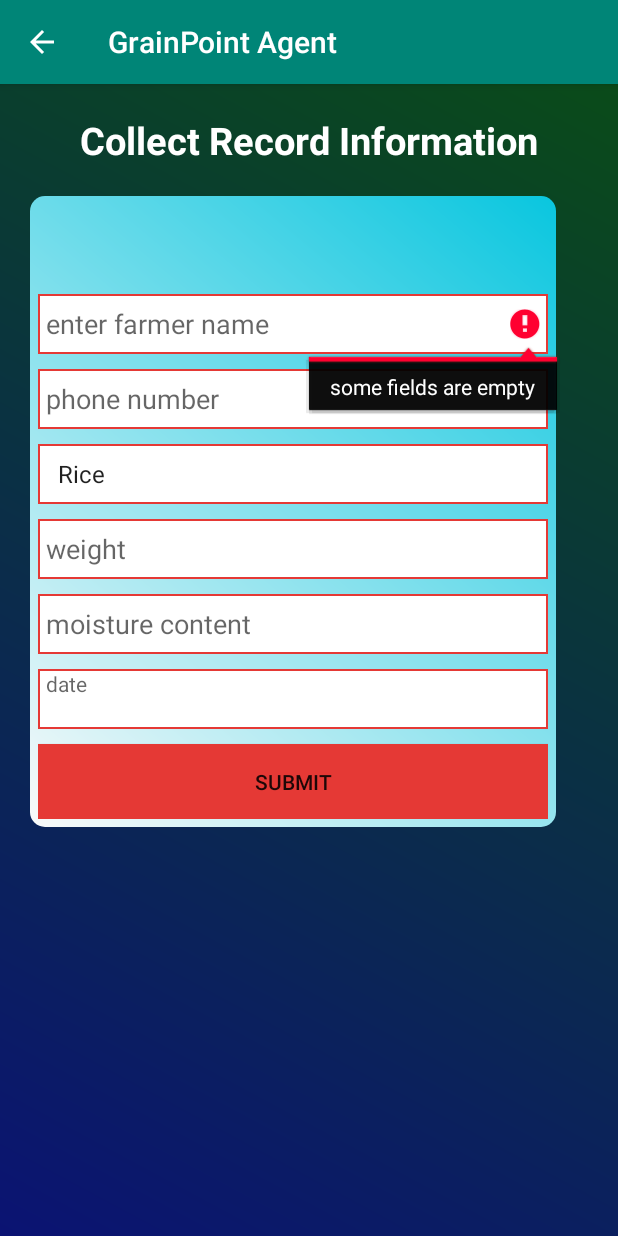
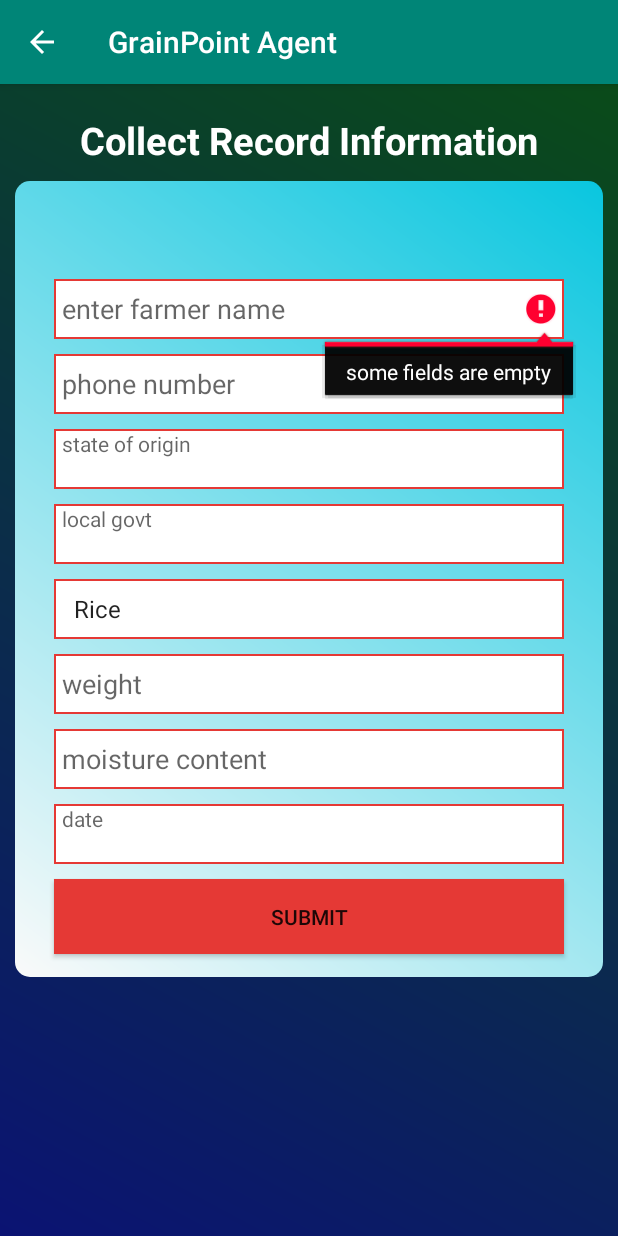
Before and after one commit to ImadeDami/Grain-Point, an Android app: the NewRecord screen opened directly, with no data from a screen before it, on a phone screen of 412 x 824 dp. Run offline under Robolectric (Android 15) with nearby library versions, the phone set to English and light mode, and no system bars; 1 statement that could not run was skipped.

Commit message:
Added state and lg to New Record

```diff
--- a/app/src/main/java/com/zeathon/grainpoint_agent/DataBHelper.java
+++ b/app/src/main/java/com/zeathon/grainpoint_agent/DataBHelper.java
@@ -14,14 +14,16 @@ import static com.zeathon.grainpoint_agent.DataBaseHelper.TABLE_NAME;
 
 public class DataBHelper extends SQLiteOpenHelper {
     public static final String TAG = "DataBHelper";
-    public static final String TABLE_NAME = "newrecord2";
+    public static final String TABLE_NAME = "newrecord3";
     public static final String COL1 = "id";
     public static final String COL2 = "FULLNAM";
     public static final String COL3 = "PHONENUM";
-    public static final String COL4 = "CROPTYPE";
-    public static final String COL5 = "WEIGHT";
-    public static final String COL6 = "MOISTURECON";
-    public static final String COL7 = "DATE";
+    public static final String COL4 = "STATE";
+    public static final String COL5 = "LG";
+    public static final String COL6 = "CROPTYPE";
+    public static final String COL7 = "WEIGHT";
+    public static final String COL8 = "MOISTURECON";
+    public static final String COL9 = "DATE";
     public static final String SYNC_STATUS = "syncstatus";
 
     public DataBHelper(Context context) {
@@ -31,7 +33,7 @@ public class DataBHelper extends SQLiteOpenHelper {
     @Override
     public void onCreate(SQLiteDatabase db) {
         String createTable = "CREATE TABLE " + TABLE_NAME + " (id INTEGER PRIMARY KEY AUTOINCREMENT, " +
-                "FULLNAM TEXT, PHONENUM TEXT, CROPTYPE TEXT, WEIGHT TEXT, MOISTURECON TEXT, DATE TEXT,  syncstatus integer)";
+                "FULLNAM TEXT, PHONENUM TEXT, STATE TEXT, LG TEXT, CROPTYPE TEXT, WEIGHT TEXT, MOISTURECON TEXT, DATE TEXT,  syncstatus integer)";
         db.execSQL(createTable);
 
     }
@@ -43,15 +45,17 @@ public class DataBHelper extends SQLiteOpenHelper {
 
     }
 
-    public boolean addData(String fName, String phoneNm, String crpTyp, String weig, String moistCn, String dat, int sync_status) {
+    public boolean addData(String fName, String phoneNm, String state, String lg, String crpTyp, String weig, String moistCn, String dat, int sync_status) {
         SQLiteDatabase db = this.getWritableDatabase();
         ContentValues contentValues = new ContentValues();
         contentValues.put(COL2, fName);
         contentValues.put(COL3, phoneNm);
-        contentValues.put(COL4, crpTyp);
-        contentValues.put(COL5, weig);
-        contentValues.put(COL6, moistCn);
-        contentValues.put(COL7, dat);
+        contentValues.put(COL4, state);
+        contentValues.put(COL5, lg);
+        contentValues.put(COL6, crpTyp);
+        contentValues.put(COL7, weig);
+        contentValues.put(COL8, moistCn);
+        contentValues.put(COL9, dat);
         contentValues.put(SYNC_STATUS, sync_status);
         long result = db.insert(TABLE_NAME, null, contentValues);
 
--- a/app/src/main/java/com/zeathon/grainpoint_agent/NewRecord.java
+++ b/app/src/main/java/com/zeathon/grainpoint_agent/NewRecord.java
@@ -40,7 +40,7 @@ import retrofit2.converter.scalars.ScalarsConverterFactory;
 public class NewRecord extends AppCompatActivity {
     AutoCompleteTextView fullname, phoneNum;
     Spinner cropTyp;
-    TextView dt;
+    TextView dt, tv_state, tv_lg;
     EditText weit, moistCnt;
     Button submit;
     DataBHelper dataBHelper;
@@ -83,6 +83,8 @@ public class NewRecord extends AppCompatActivity {
         weit = findViewById(R.id.weit);
         moistCnt = findViewById(R.id.moistCnt);
         dt = findViewById(R.id.dt);
+        tv_state = findViewById(R.id.tv_state);
+        tv_lg = findViewById(R.id.tv_lg);
         fullname = findViewById(R.id.fullname);
         phoneNum = findViewById(R.id.phoneNum);
         cropTyp = findViewById(R.id.cropTyp);
@@ -191,6 +193,8 @@ public class NewRecord extends AppCompatActivity {
     private void dataSubmit() {
         final String fName = fullname.getText().toString();
         final String phoneNm = phoneNum.getText().toString();
+        final String state = tv_state.getText().toString();
+        final String lg = tv_lg.getText().toString();
         final String crpTyp = cropTyp.getSelectedItem().toString();
         final String weig = weit.getText().toString();
         final String moistCn = moistCnt.getText().toString();
@@ -232,7 +236,7 @@ public class NewRecord extends AppCompatActivity {
         Call<ResponseBody> call2 = RetrofitClient2
                 .getInstance()
                 .getNaSurvey()
-                .submitResponse(fName, phoneNm, crpTyp, weig, moistCn, dat);
+                .submitResponse(fName, phoneNm, state,lg, crpTyp, weig, moistCn, dat);
         call2.enqueue(new Callback<ResponseBody>() {
             @Override
             public void onResponse(Call<ResponseBody> call, Response<ResponseBody> response) {
@@ -241,11 +245,11 @@ public class NewRecord extends AppCompatActivity {
                     if (!obj.getBoolean("error")) {
                         //if there is a success
                         //storing the name to sqlite with status synced
-                        dataBHelper.addData(fName, phoneNm, crpTyp, weig, moistCn, dat, SYNC_STATUS_OK);
+                        dataBHelper.addData(fName, phoneNm, state, lg, crpTyp, weig, moistCn, dat, SYNC_STATUS_OK);
                     } else {
                         //if there is some error
                         //saving the name to sqlite with status unsynced
-                        dataBHelper.addData(fName, phoneNm, crpTyp, weig, moistCn, dat, SYNC_STATUS_FAILED);
+                        dataBHelper.addData(fName, phoneNm, state, lg, crpTyp, weig, moistCn, dat, SYNC_STATUS_FAILED);
                     }
                 } catch (JSONException e) {
                     e.printStackTrace();
@@ -265,7 +269,7 @@ public class NewRecord extends AppCompatActivity {
 
             @Override
             public void onFailure(Call<ResponseBody> call, Throwable t) {
-                dataBHelper.addData(fName, phoneNm, crpTyp, weig, moistCn, dat, SYNC_STATUS_FAILED);
+                dataBHelper.addData(fName, phoneNm, state, lg, crpTyp, weig, moistCn, dat, SYNC_STATUS_FAILED);
                 //Toast.makeText(SurveyActivity.this, t.getMessage(), Toast.LENGTH_LONG).show();
                 Toast.makeText(NewRecord.this, "data has been saved on phone and will submitted once there is internet connection", Toast.LENGTH_LONG).show();
                 Intent intent = new Intent(NewRecord.this, MainActivity.class);
--- a/app/src/main/java/com/zeathon/grainpoint_agent/NewRecordInterface.java
+++ b/app/src/main/java/com/zeathon/grainpoint_agent/NewRecordInterface.java
@@ -12,6 +12,8 @@ public interface NewRecordInterface {
     Call<ResponseBody> submitResponse(
             @Field("fullName") String fullName,
             @Field("phone_number") String phone_number,
+            @Field("state") String state,
+            @Field("lg") String lg,
             @Field("cropType") String cropType,
             @Field("weight") String weight,
             @Field("moistureCont") String moistureCont,
--- a/app/src/main/res/layout/activity_newrecord.xml
+++ b/app/src/main/res/layout/activity_newrecord.xml
@@ -1,17 +1,12 @@
 <?xml version="1.0" encoding="utf-8"?>
-<ScrollView xmlns:android="http://schemas.android.com/apk/res/android"
+<LinearLayout xmlns:android="http://schemas.android.com/apk/res/android"
     xmlns:app="http://schemas.android.com/apk/res-auto"
     xmlns:tools="http://schemas.android.com/tools"
     android:layout_width="match_parent"
     android:layout_height="match_parent"
     android:orientation="vertical"
     android:background="@drawable/gradientbackground"
-    tools:context=".NewFarmer">
-
-    <LinearLayout
-        android:layout_width="match_parent"
-        android:layout_height="wrap_content"
-        android:orientation="vertical">
+    tools:context=".NewRecord">
 
         <TextView
             android:layout_width="wrap_content"
@@ -24,13 +19,13 @@
             android:layout_marginTop="20dp"/>
 
         <ScrollView
-            android:layout_width="wrap_content"
+            android:layout_width="match_parent"
             android:layout_height="match_parent">
 
         <LinearLayout
-            android:layout_width="wrap_content"
+            android:layout_width="match_parent"
             android:layout_height="380dp"
-            android:layout_margin="20dp"
+            android:layout_margin="10dp"
             android:padding="5dp"
             android:background="@drawable/gradientbackground2"
             android:orientation="vertical">
@@ -74,15 +69,15 @@
                 android:id="@+id/phoneNum"
                 android:layout_width="340dp"
                 android:layout_height="40dp"
+                android:layout_gravity="center"
                 android:layout_marginTop="10dp"
+                android:background="@drawable/edittextdrawable"
+                android:completionThreshold="5"
+                android:dropDownHeight="60dp"
                 android:hint="@string/phoneNumber"
                 android:inputType="phone"
-                android:layout_gravity="center"
                 android:paddingStart="5dp"
-                android:paddingEnd="5dp"
-                android:completionThreshold="5"
-                android:dropDownHeight="60dp"
-                android:background="@drawable/edittextdrawable"/>
+                android:paddingEnd="5dp" />
             <!--AutoCompleteTextView
                 android:id="@+id/phonNum"
                 android:layout_width="340dp"
@@ -94,6 +89,26 @@
                 android:paddingStart="5dp"
                 android:paddingEnd="5dp"
                 android:background="@drawable/edittextdrawable"/-->
+            <TextView
+                android:id="@+id/tv_state"
+                android:layout_width="340dp"
+                android:layout_height="40dp"
+                android:layout_marginTop="10dp"
+                android:hint="@string/state"
+                android:layout_gravity="center"
+                android:paddingStart="5dp"
+                android:paddingEnd="5dp"
+                android:background="@drawable/edittextdrawable"/>
+            <TextView
+                android:id="@+id/tv_lg"
+                android:layout_width="340dp"
+                android:layout_height="40dp"
+                android:layout_marginTop="10dp"
+                android:hint="@string/localGovt"
+                android:layout_gravity="center"
+                android:paddingStart="5dp"
+                android:paddingEnd="5dp"
+                android:background="@drawable/edittextdrawable"/>
             <Spinner
                 android:id="@+id/cropTyp"
                 android:layout_width="340dp"
@@ -141,6 +156,7 @@
                 android:layout_width="340dp"
                 android:layout_height="50dp"
                 android:layout_marginTop="10dp"
+                android:layout_marginBottom="10dp"
                 android:layout_gravity="center"
                 android:background="#E53935"
                 android:text="@string/submit"
@@ -150,6 +166,3 @@
 
         </ScrollView>
     </LinearLayout>
-
-
-</ScrollView>
```
Also changed, not shown: app/src/main/java/com/zeathon/grainpoint_agent/NetworkStateChecker2.java (+11 -9 lines).
